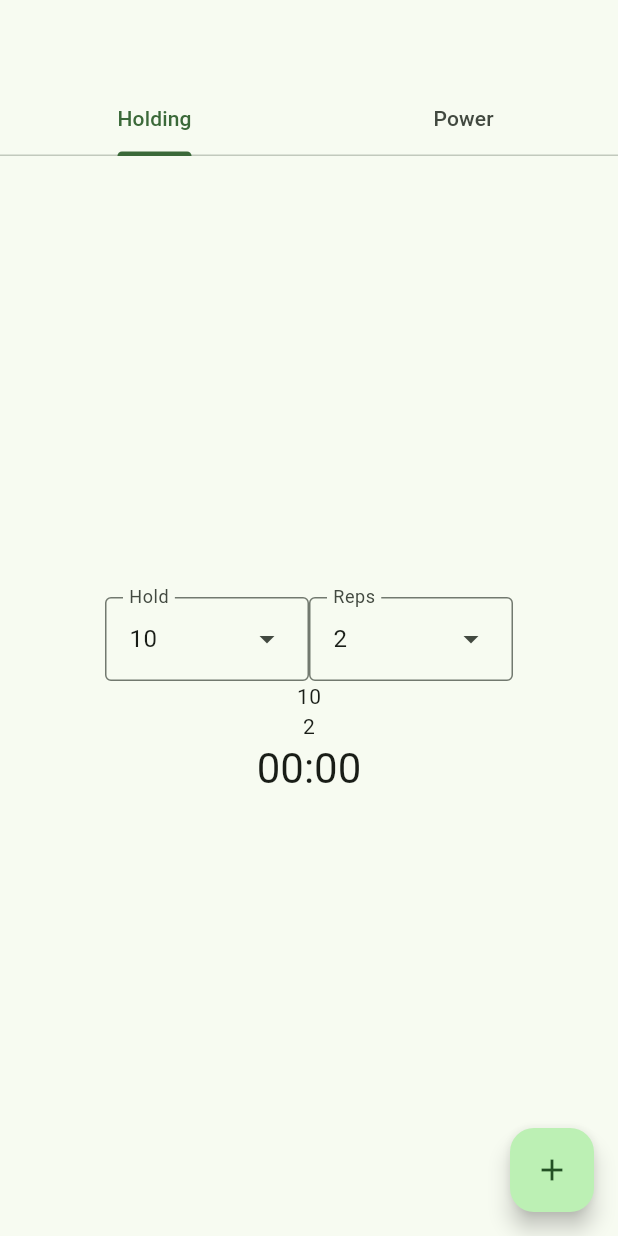
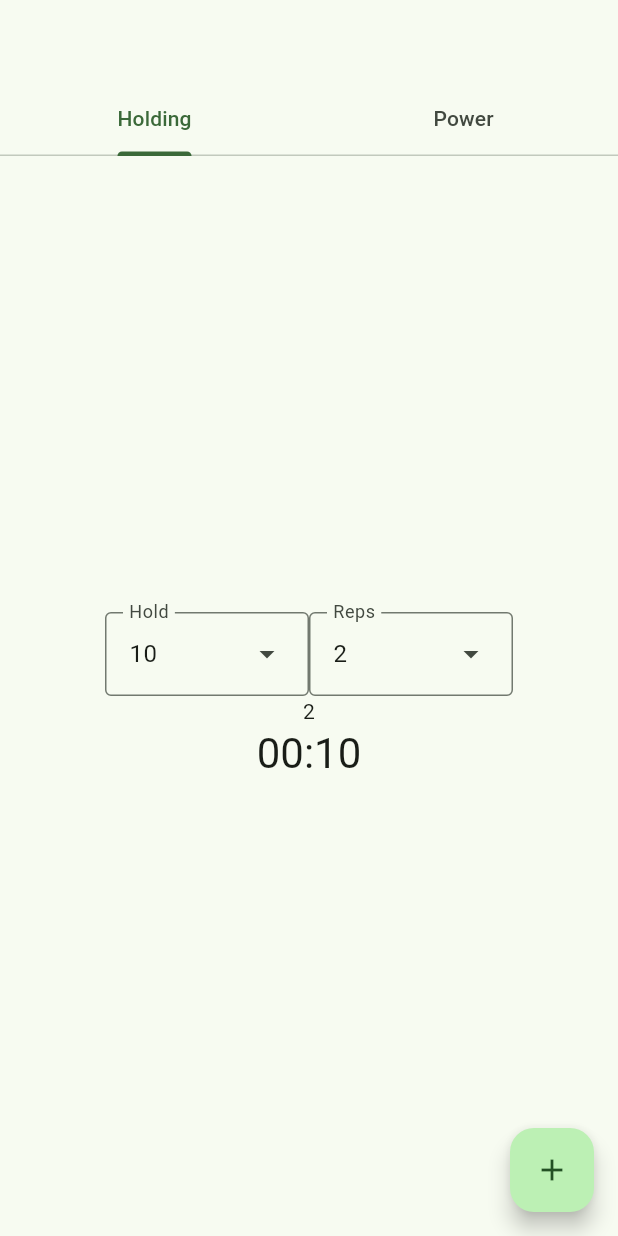
Before and after one commit to mattias-j-jonsson/spt_flutter, a Flutter app: the screen it shows after launch, on a phone screen of 412 x 824 dp. Run offline on Flutter 3.47's test engine with Material 2 defaults, Android fonts, the phone set to English and light mode, and no system bars.

Commit message:
commit to sync

```diff
--- a/lib/main.dart
+++ b/lib/main.dart
@@ -165,6 +165,7 @@ class _HoldSPTPageState extends State<HoldSPTPage> {
     });
   }
 
+
   final listValuesHold = <int>[2, 5, 10, 15, 20, 30, 45]; // 2 included for debugging
 
   late final menuEntriesHold = listValuesHold.map((e) => DropdownMenuEntry(value: e, label: e.toString())).toList();
@@ -236,13 +237,11 @@ class _HoldSPTPageState extends State<HoldSPTPage> {
               ]
             ),
             Text(
-              '$countdown'
-            ),
-            Text(
               '$repsLeft'
             ),
             Text(
-              timeString,
+              Duration(seconds: countdown).toString().substring(2, 7),
+              textAlign: TextAlign.center,
               style: Theme.of(context).textTheme.headlineMedium,
             ),
           ],
@@ -399,7 +398,7 @@ class _PowerSPTPageState extends State<PowerSPTPage> {
           mainAxisAlignment: MainAxisAlignment.center,
           children: <Widget>[
             Text(
-              'Countdown: $countDown',
+              'Countdown: ' + Duration(seconds: countDown).toString().substring(2, 7),
               style: Theme.of(context).textTheme.headlineMedium,
             ),
             Text(
```
